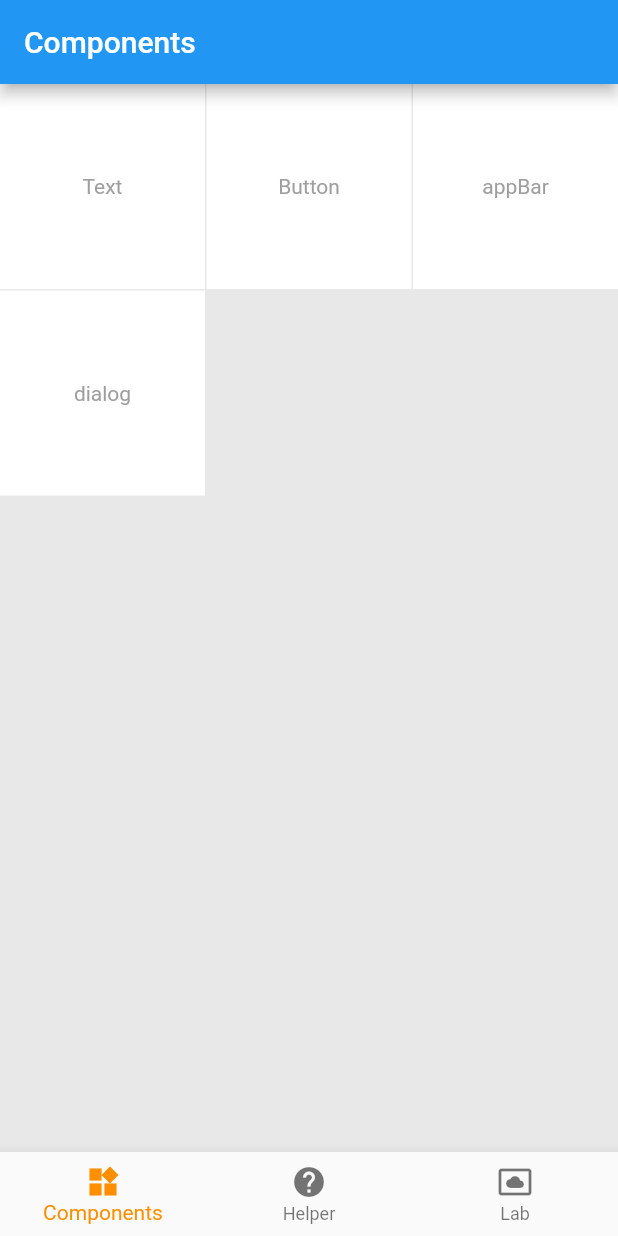
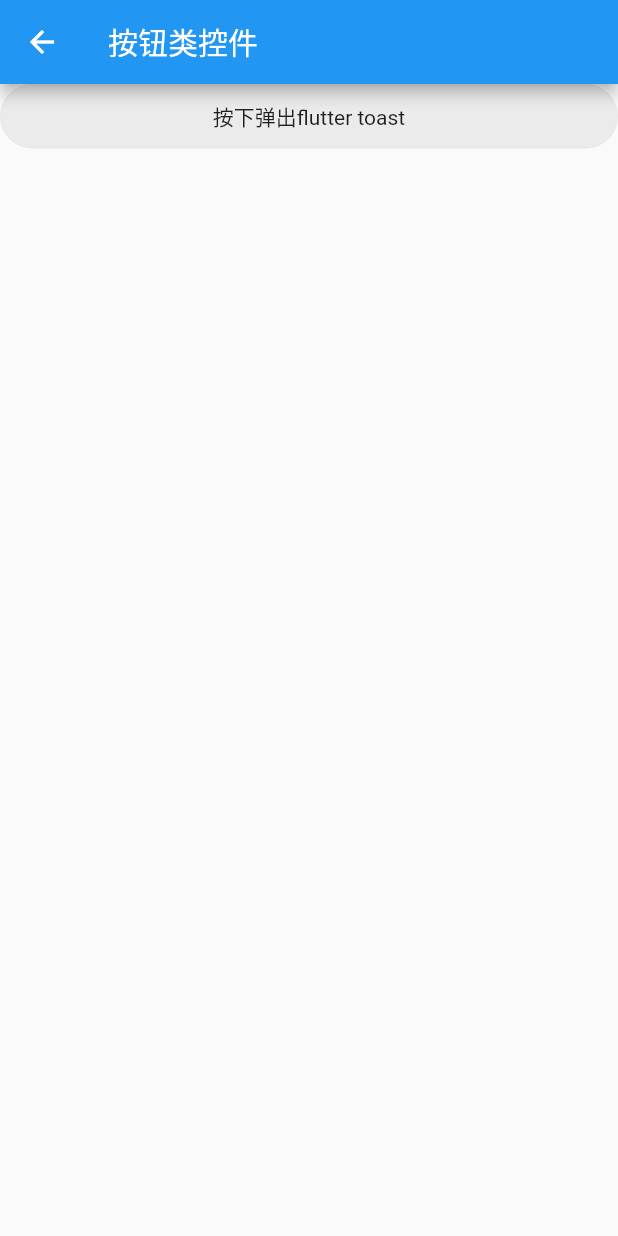
Before and after one commit to zlqscount/zui_flutter, a Flutter app: the screen it shows after launch, after a tap on "Button", on a phone screen of 412 x 824 dp. Run offline on Flutter 3.47's test engine with Material 2 defaults, Android fonts, the phone set to English and light mode, and no system bars; our stand-ins replace fluttertoast.

Commit message:
增加toast和按钮控件,调整启动页。

```diff
--- a/lib/home/commonuse/components.dart
+++ b/lib/home/commonuse/components.dart
@@ -1,4 +1,5 @@
 import 'package:flutter/material.dart';
+import 'package:zuiflutter/home/commonuse/detail/button/button_route.dart';
 import 'package:zuiflutter/home/commonuse/detail/text/text_route.dart';
 
 ///components模块
@@ -33,6 +34,12 @@ class ComponentsState extends State<ComponentsRoute> {
             ),
             ItemContainer(
               name: "Button",
+              clickListener: () {
+                Navigator.push(context,
+                    new MaterialPageRoute(builder: (buildContext) {
+                  return ButtonRoute();
+                }));
+              },
             ),
             ItemContainer(
               name: "appBar",
--- /dev/null
+++ b/lib/home/commonuse/detail/button/button_route.dart
@@ -0,0 +1,49 @@
+import 'package:flutter/material.dart';
+import 'package:fluttertoast/fluttertoast.dart';
+import 'package:zuiflutter/view/button/self_button.dart';
+import 'package:zuiflutter/view/item_view.dart';
+
+class ButtonRoute extends StatefulWidget {
+  ButtonRoute({Key key}) : super(key: key);
+
+  @override
+  _ButtonState createState() {
+    return _ButtonState();
+  }
+}
+
+class _ButtonState extends State<ButtonRoute> {
+  @override
+  void initState() {
+    super.initState();
+  }
+
+  @override
+  void dispose() {
+    super.dispose();
+  }
+
+  int count = 0;
+
+  @override
+  Widget build(BuildContext context) {
+    return new Scaffold(
+      appBar: AppBar(
+        title: Text("按钮类控件"),
+      ),
+      body: ListView(
+        children: <Widget>[
+          CommonButton(
+            "按下弹出flutter toast",
+            MClickListener: () {
+              Fluttertoast.cancel();
+              Fluttertoast.showToast(
+                  msg: "按下弹出 flutter toast " + (count++).toString(),
+                  fontSize: 13);
+            },
+          )
+        ],
+      ),
+    );
+  }
+}
--- a/lib/splash/splash_route.dart
+++ b/lib/splash/splash_route.dart
@@ -46,7 +46,7 @@ class _SplashState extends State {
         child: Column(
            mainAxisSize: MainAxisSize.min,
           crossAxisAlignment: CrossAxisAlignment.center,
-          children: <Widget>[Text("ZUI $countdown"), Image.asset("images/ic_flutter.png",width: 30, height: 30,)],
+          children: <Widget>[ Image.asset("images/ic_flutter.png",width: 50, height: 50,),SizedBox(height: 3,), Text("ZUI $countdown", style: TextStyle(fontSize: 15),),],
         ),
       ),
     );
--- /dev/null
+++ b/lib/view/button/self_button.dart
@@ -0,0 +1,43 @@
+import 'package:flutter/material.dart';
+
+class CommonButton extends Container {
+  String tx;
+  Function MClickListener;
+  BorderSide borderSide;
+  Color backgroundColor;
+  TextStyle textStyle;
+
+  ///普通按钮
+  CommonButton(this.tx,
+      {this.MClickListener,
+        this.textStyle,
+      this.backgroundColor = const Color(0xffebebeb),
+      this.borderSide = const BorderSide(
+        width: 1,
+        color: Color(0xffe8e8e8),
+        style: BorderStyle.solid,
+      )});
+
+  @override
+  get onPressed => MClickListener;
+
+  @override
+  Widget get child => GestureDetector(
+        child: Container(
+          alignment: Alignment.center,
+          padding: EdgeInsets.all(10),
+          decoration: ShapeDecoration(
+            color: backgroundColor,
+            shape: StadiumBorder(
+              side: borderSide,
+            ),
+          ),
+          child: Text(tx, style: textStyle,),
+        ),
+        onTap: () {
+          if (MClickListener != null) {
+            MClickListener();
+          }
+        },
+      );
+}
--- a/lib/view/item_view.dart
+++ b/lib/view/item_view.dart
@@ -12,7 +12,7 @@ class ItemView extends StatelessWidget {
   Color divideLineColor;
   Container arrowContainer;
   bool isInkStyle;
-
+  ///item项
   ItemView(this.name, this.value,
       {this.isInkStyle = true,
       this.clickListener,
@@ -49,6 +49,7 @@ class ItemView extends StatelessWidget {
                   children: <Widget>[
                     Expanded(
                       child: Container(
+                        alignment: Alignment.centerRight,
                         child: Text(
                           value,
                           style: valueStyle,
--- a/lib/view/text/ellipsis_text.dart
+++ b/lib/view/text/ellipsis_text.dart
@@ -6,7 +6,7 @@ class EllipsisText extends Container {
   String _text;
   TextStyle textStyle;
   int maxLines;
-
+  ///带省略号的文本控件
   EllipsisText(this._text,
       {this.textStyle =
           const TextStyle(color: Color(0xff444444), fontSize: 15), this.maxLines = 1});
--- a/pubspec.yaml
+++ b/pubspec.yaml
@@ -23,6 +23,7 @@ dependencies:
   # The following adds the Cupertino Icons font to your application.
   # Use with the CupertinoIcons class for iOS style icons.
   cupertino_icons: ^0.1.2
+  fluttertoast: ^2.1.1
 
 dev_dependencies:
   flutter_test:
```
